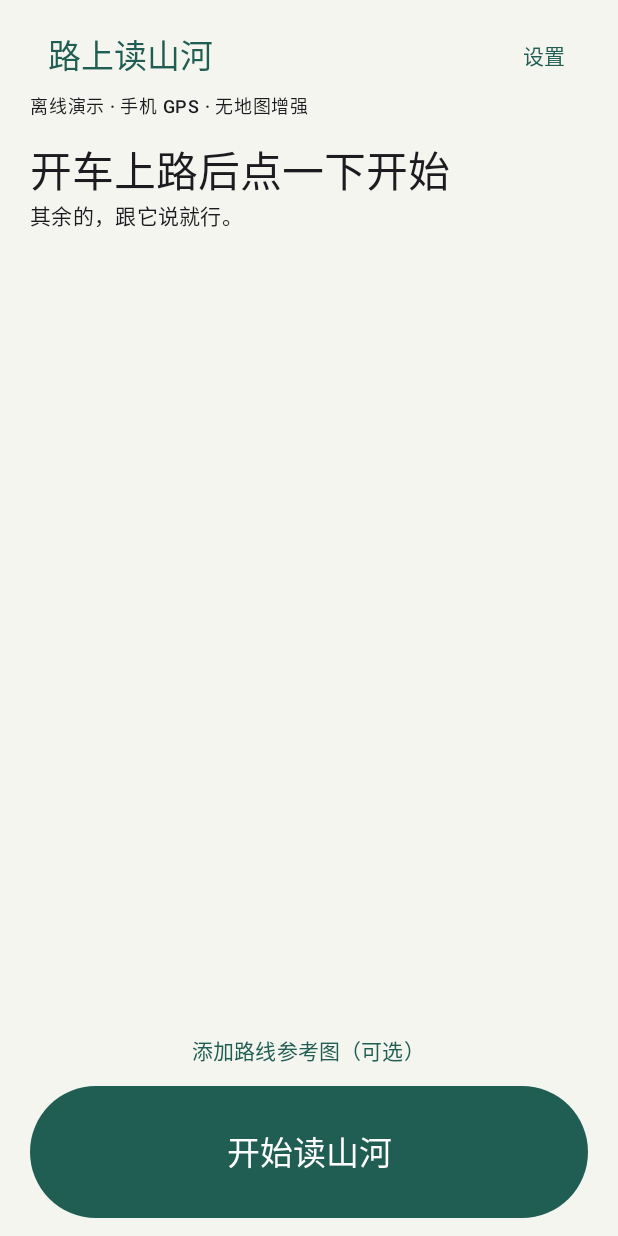
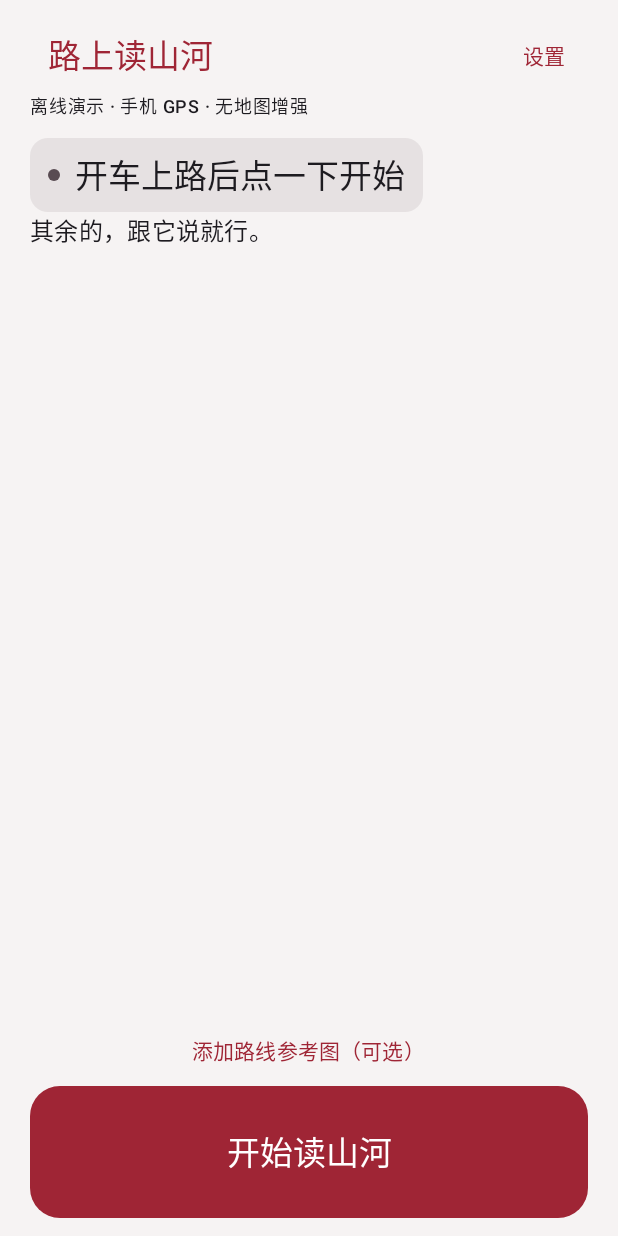
Before and after one commit to shimao1115/KITT, an Android app built with Jetpack Compose: the screen it shows after launch (MainActivity), on a phone screen of 412 x 824 dp. Run offline under Robolectric (Android 15) with nearby library versions, the phone set to English and light mode, and no system bars.

Commit message:
V0.2 Phase E: polish KITT states and package combined acceptance

```diff
--- a/app/build.gradle.kts
+++ b/app/build.gradle.kts
@@ -10,8 +10,8 @@ android {
         applicationId = "com.kitt.reader"
         minSdk = 26
         targetSdk = 35
-        versionCode = 1
-        versionName = "0.1.0"
+        versionCode = 2
+        versionName = "0.2.0"
     }
     buildFeatures { compose = true; buildConfig = true }
     compileOptions {
--- a/app/src/main/java/com/kitt/reader/DrivingScreen.kt
+++ b/app/src/main/java/com/kitt/reader/DrivingScreen.kt
@@ -1,11 +1,15 @@
 package com.kitt.reader
 
 import androidx.compose.foundation.layout.*
+import androidx.compose.foundation.background
+import androidx.compose.foundation.shape.CircleShape
+import androidx.compose.foundation.shape.RoundedCornerShape
 import androidx.compose.material3.*
 import androidx.compose.runtime.Composable
 import androidx.compose.ui.Alignment
 import androidx.compose.ui.Modifier
 import androidx.compose.ui.text.style.TextOverflow
+import androidx.compose.ui.platform.testTag
 import androidx.compose.ui.unit.dp
 
 @Composable
@@ -13,24 +17,25 @@ fun DrivingScreen(journey: Journey, sourceLabel: String, onStart: () -> Unit, on
     onEnd: () -> Unit, onSettings: () -> Unit, onDeveloper: () -> Unit, voiceDetail: VoiceDetail = VoiceDetail(),
     onRouteImage: () -> Unit = {}, routeNotice: String = "", onClearRoute: () -> Unit = {}, onVisualTalk: () -> Unit = {}) {
     BoxWithConstraints(Modifier.fillMaxSize()) {
+        val availableHeight = maxHeight
         if (maxWidth > maxHeight) {
             Row(Modifier.fillMaxSize().safeDrawingPadding().padding(16.dp), horizontalArrangement = Arrangement.spacedBy(24.dp)) {
                 Column(Modifier.weight(1f)) {
                     Row { TextButton(onDeveloper) { Text("路上读山河") }; TextButton(onSettings) { Text("设置") } }
                     Text(sourceLabel, maxLines = 2, overflow = TextOverflow.Ellipsis, style = MaterialTheme.typography.labelMedium)
-                    Text(stateLabel(journey), style = MaterialTheme.typography.headlineSmall)
-                    Text(placeLabel(journey), maxLines = 2, overflow = TextOverflow.Ellipsis)
+                    JourneyStatus(journey)
+                    Text(placeLabel(journey), maxLines = 2, overflow = TextOverflow.Ellipsis, style = MaterialTheme.typography.titleMedium)
                     VoiceIndicator(journey.state, voiceDetail, Modifier.fillMaxWidth().height(64.dp))
-                    Text(journey.topic, maxLines = 2, overflow = TextOverflow.Ellipsis)
-                    if (journey.isQuiet) Text(quietLabel(journey))
+                    Text(if (journey.isQuiet) quietLabel(journey) else journey.topic, maxLines = 2,
+                        overflow = TextOverflow.Ellipsis, style = MaterialTheme.typography.titleLarge)
                     if (journey.notice.isNotBlank()) Text(journey.notice, maxLines = 2)
                 }
                 Column(Modifier.weight(1.2f).fillMaxHeight(), verticalArrangement = Arrangement.Bottom) {
-                    DrivingControls(journey, onStart, onSpeak, onEnd, onRouteImage, routeNotice, onClearRoute, onVisualTalk)
+                    DrivingControls(journey, onStart, onSpeak, onEnd, onRouteImage, routeNotice, onClearRoute, onVisualTalk, compact = availableHeight < 400.dp)
                 }
             }
         } else PortraitDrivingScreen(journey, sourceLabel, onStart, onSpeak, onEnd, onSettings, onDeveloper, voiceDetail,
-            onRouteImage, routeNotice, onClearRoute, onVisualTalk)
+            onRouteImage, routeNotice, onClearRoute, onVisualTalk, compact = maxHeight < 700.dp)
     }
 }
 
@@ -50,33 +55,51 @@ private fun quietLabel(journey: Journey) = if (journey.quietRemaining == Long.MA
     "剩余 ${journey.quietRemaining / 60000}:${((journey.quietRemaining / 1000) % 60).toString().padStart(2, '0')}"
 
 @Composable
+private fun JourneyStatus(journey: Journey) {
+    val accent = when (journey.state) {
+        JourneyState.SPEAKING -> MaterialTheme.colorScheme.tertiary
+        JourneyState.LISTENING -> MaterialTheme.colorScheme.primary
+        JourneyState.QUIET -> MaterialTheme.colorScheme.secondary
+        else -> MaterialTheme.colorScheme.onSurfaceVariant
+    }
+    Surface(color = accent.copy(alpha = 0.10f), shape = RoundedCornerShape(12.dp),
+        modifier = Modifier.testTag("journey-state-${journey.state.name}")) {
+        Row(Modifier.padding(horizontal = 12.dp, vertical = 8.dp), verticalAlignment = Alignment.CenterVertically,
+            horizontalArrangement = Arrangement.spacedBy(10.dp)) {
+            Box(Modifier.size(8.dp).background(accent, CircleShape))
+            Text(stateLabel(journey), style = MaterialTheme.typography.titleLarge, maxLines = 1, overflow = TextOverflow.Ellipsis)
+        }
+    }
+}
+
+@Composable
 private fun PortraitDrivingScreen(journey: Journey, sourceLabel: String, onStart: () -> Unit, onSpeak: () -> Unit,
     onEnd: () -> Unit, onSettings: () -> Unit, onDeveloper: () -> Unit, voiceDetail: VoiceDetail,
-    onRouteImage: () -> Unit, routeNotice: String, onClearRoute: () -> Unit, onVisualTalk: () -> Unit) {
+    onRouteImage: () -> Unit, routeNotice: String, onClearRoute: () -> Unit, onVisualTalk: () -> Unit, compact: Boolean) {
     Column(Modifier.fillMaxSize().safeDrawingPadding().padding(horizontal = 20.dp, vertical = 12.dp)) {
         Row(Modifier.fillMaxWidth(), verticalAlignment = Alignment.CenterVertically) {
             TextButton(onDeveloper) { Text("路上读山河", style = MaterialTheme.typography.titleLarge) }
             Spacer(Modifier.weight(1f)); TextButton(onSettings) { Text("设置") }
         }
         Text(sourceLabel, style = MaterialTheme.typography.labelMedium, maxLines = 2, overflow = TextOverflow.Ellipsis)
-        Spacer(Modifier.height(12.dp))
-        Text(stateLabel(journey), style = MaterialTheme.typography.headlineMedium)
-        Text(placeLabel(journey), maxLines = 2, overflow = TextOverflow.Ellipsis,
-            style = MaterialTheme.typography.bodyMedium)
+        Spacer(Modifier.height(if (compact) 8.dp else 12.dp))
+        JourneyStatus(journey)
+        Text(placeLabel(journey), maxLines = if (compact) 1 else 2, overflow = TextOverflow.Ellipsis,
+            style = MaterialTheme.typography.titleMedium)
         Spacer(Modifier.weight(1f))
-        VoiceIndicator(journey.state, voiceDetail, Modifier.fillMaxWidth().height(80.dp))
+        VoiceIndicator(journey.state, voiceDetail, Modifier.fillMaxWidth().height(if (compact) 48.dp else 80.dp))
         if (journey.isQuiet) {
             Text(quietLabel(journey), style = MaterialTheme.typography.headlineSmall)
-        } else Text(journey.topic, style = MaterialTheme.typography.headlineSmall, maxLines = 2, overflow = TextOverflow.Ellipsis)
+        } else Text(journey.topic, style = MaterialTheme.typography.titleLarge, maxLines = 2, overflow = TextOverflow.Ellipsis)
         if (journey.notice.isNotBlank()) Text(journey.notice, maxLines = 2, style = MaterialTheme.typography.bodyMedium)
         Spacer(Modifier.weight(1f))
-        DrivingControls(journey, onStart, onSpeak, onEnd, onRouteImage, routeNotice, onClearRoute, onVisualTalk)
+        DrivingControls(journey, onStart, onSpeak, onEnd, onRouteImage, routeNotice, onClearRoute, onVisualTalk, compact)
     }
 }
 
 @Composable
 private fun DrivingControls(journey: Journey, onStart: () -> Unit, onSpeak: () -> Unit, onEnd: () -> Unit,
-    onRouteImage: () -> Unit, routeNotice: String, onClearRoute: () -> Unit, onVisualTalk: () -> Unit) {
+    onRouteImage: () -> Unit, routeNotice: String, onClearRoute: () -> Unit, onVisualTalk: () -> Unit, compact: Boolean = false) {
     Column {
         if (!journey.running) {
             TextButton(onRouteImage, Modifier.fillMaxWidth().heightIn(min = 48.dp)) { Text("添加路线参考图（可选）") }
@@ -84,19 +107,19 @@ private fun DrivingControls(journey: Journey, onStart: () -> Unit, onSpeak: () -
                 Text(routeNotice, maxLines = 2, overflow = TextOverflow.Ellipsis, style = MaterialTheme.typography.bodySmall)
                 TextButton(onClearRoute) { Text("清除路线参考") }
             }
-            Button(onStart, Modifier.fillMaxWidth().height(88.dp)) { Text("开始读山河", style = MaterialTheme.typography.titleLarge) }
+            Button(onStart, Modifier.fillMaxWidth().height(if (compact) 80.dp else 88.dp), shape = RoundedCornerShape(20.dp)) { Text("开始读山河", style = MaterialTheme.typography.titleLarge) }
         } else {
-            Button(if (journey.isQuiet) journey::resume else onSpeak, Modifier.fillMaxWidth().height(88.dp)) {
+            Button(if (journey.isQuiet) journey::resume else onSpeak, Modifier.fillMaxWidth().height(if (compact) 80.dp else 88.dp), shape = RoundedCornerShape(20.dp)) {
                 Text(if (journey.isQuiet) "结束安静" else "说点什么", style = MaterialTheme.typography.titleLarge)
             }
             Spacer(Modifier.height(12.dp))
             Row(horizontalArrangement = Arrangement.spacedBy(12.dp)) {
-                OutlinedButton(journey::skip, Modifier.weight(1f).height(64.dp)) { Text("跳过") }
-                OutlinedButton({ journey.quiet() }, Modifier.weight(1f).height(64.dp)) { Text("安静一会儿") }
+                OutlinedButton(journey::skip, Modifier.weight(1f).height(if (compact) 56.dp else 64.dp), shape = RoundedCornerShape(16.dp)) { Text("跳过") }
+                OutlinedButton({ journey.quiet() }, Modifier.weight(1f).height(if (compact) 56.dp else 64.dp), shape = RoundedCornerShape(16.dp)) { Text("安静一会儿") }
             }
             Row {
-                TextButton(onVisualTalk, Modifier.weight(1f).height(56.dp)) { Text("旅途看图") }
-                TextButton(onEnd, Modifier.weight(1f).height(56.dp)) { Text("结束旅程") }
+                TextButton(onVisualTalk, Modifier.weight(1f).height(if (compact) 48.dp else 56.dp)) { Text("旅途看图", color = MaterialTheme.colorScheme.secondary) }
+                TextButton(onEnd, Modifier.weight(1f).height(if (compact) 48.dp else 56.dp)) { Text("结束旅程") }
             }
         }
     }
--- /dev/null
+++ b/app/src/main/java/com/kitt/reader/KittTheme.kt
@@ -0,0 +1,25 @@
+package com.kitt.reader
+
+import androidx.compose.foundation.isSystemInDarkTheme
+import androidx.compose.material3.*
+import androidx.compose.runtime.Composable
+import androidx.compose.ui.graphics.Color
+
+/** Black/red at night; a high-contrast warm light surface in daylight. */
+@Composable
+fun KittTheme(content: @Composable () -> Unit) {
+    val colors = if (isSystemInDarkTheme()) darkColorScheme(
+        primary = Color(0xFFFF737B), onPrimary = Color(0xFF30070C),
+        primaryContainer = Color(0xFF421A20), onPrimaryContainer = Color(0xFFFFDADD),
+        secondary = Color(0xFFC5C8D0), tertiary = Color(0xFFFF4B57),
+        background = Color(0xFF090B0F), surface = Color(0xFF101218),
+        onSurface = Color(0xFFF3F1F3), onSurfaceVariant = Color(0xFFC3BBC0), outline = Color(0xFF93868D)
+    ) else lightColorScheme(
+        primary = Color(0xFF9F2535), onPrimary = Color.White,
+        primaryContainer = Color(0xFFFFDADD), onPrimaryContainer = Color(0xFF3B0710),
+        secondary = Color(0xFF555E6E), tertiary = Color(0xFFBB2535),
+        background = Color(0xFFF6F3F3), surface = Color(0xFFF6F3F3),
+        onSurface = Color(0xFF1E1A20), onSurfaceVariant = Color(0xFF594B52), outline = Color(0xFF86747D)
+    )
+    MaterialTheme(colorScheme = colors, content = content)
+}
--- a/app/src/main/java/com/kitt/reader/MainActivity.kt
+++ b/app/src/main/java/com/kitt/reader/MainActivity.kt
@@ -12,12 +12,10 @@ import androidx.activity.compose.setContent
 import androidx.activity.compose.BackHandler
 import androidx.activity.result.contract.ActivityResultContracts
 import androidx.activity.result.PickVisualMediaRequest
-import androidx.compose.foundation.isSystemInDarkTheme
 import androidx.compose.foundation.layout.*
 import androidx.compose.material3.*
 import androidx.compose.runtime.*
 import androidx.compose.ui.Modifier
-import androidx.compose.ui.graphics.Color
 import androidx.core.content.ContextCompat
 import androidx.core.app.NotificationManagerCompat
 import kotlinx.coroutines.Dispatchers
@@ -72,8 +70,7 @@ class MainActivity : ComponentActivity() {
             BackHandler(enabled = settings) { settings = false }
             var unavailableSettings by remember { mutableStateOf(false) }
             var developerText by remember { mutableStateOf("") }
-            MaterialTheme(colorScheme = if (isSystemInDarkTheme()) darkColorScheme(primary = Color(0xFF9BD2C0)) else
-                lightColorScheme(primary = Color(0xFF205D52), surface = Color(0xFFF4F5EF))) {
+            KittTheme {
                 Surface(Modifier.fillMaxSize()) {
                     val summary = runtime.summary
                     if (settings) SettingsScreen(runtime, NotificationManagerCompat.from(this).areNotificationsEnabled(), {
--- a/app/src/main/java/com/kitt/reader/VisualTalkDialog.kt
+++ b/app/src/main/java/com/kitt/reader/VisualTalkDialog.kt
@@ -6,6 +6,9 @@ import androidx.activity.compose.rememberLauncherForActivityResult
 import androidx.activity.result.PickVisualMediaRequest
 import androidx.activity.result.contract.ActivityResultContracts
 import androidx.compose.foundation.layout.Column
+import androidx.compose.foundation.rememberScrollState
+import androidx.compose.foundation.verticalScroll
+import androidx.compose.ui.Modifier
 import androidx.compose.material3.*
 import androidx.compose.runtime.*
 import androidx.compose.ui.platform.LocalContext
@@ -39,7 +42,7 @@ fun VisualTalkDialog(runtime: KittRuntime) {
     }
     AlertDialog(onDismissRequest = visual::clear,
         title = { Text("旅途看图") }, text = {
-            Column {
+            Column(Modifier.verticalScroll(rememberScrollState())) {
                 Text("由乘客操作，或停车后使用。图片仅用于这次问答。")
                 TextButton({
                     try {
--- a/app/src/main/java/com/kitt/reader/VoiceIndicator.kt
+++ b/app/src/main/java/com/kitt/reader/VoiceIndicator.kt
@@ -47,6 +47,8 @@ fun VoiceIndicator(state: JourneyState, detail: VoiceDetail, modifier: Modifier
             val color = MaterialTheme.colorScheme.tertiary
             Canvas(modifier.testTag("speaking-indicator").semantics { contentDescription = "正在讲述，语音播放中" }) {
                 val width = size.width * 0.8f; val start = size.width * 0.1f
+                drawRoundRect(color.copy(alpha = 0.07f), Offset(start + position * width * 0.7f, size.height * 0.24f),
+                    Size(width * 0.3f, size.height * 0.52f), CornerRadius(size.height))
                 drawRoundRect(color.copy(alpha = 0.18f), Offset(start, size.height * 0.42f),
                     Size(width, size.height * 0.16f), CornerRadius(size.height))
                 drawRoundRect(color, Offset(start + position * width * 0.7f, size.height * 0.35f),
--- a/app/src/main/res/values/styles.xml
+++ b/app/src/main/res/values/styles.xml
@@ -2,7 +2,7 @@
     <style name="AppTheme" parent="android:style/Theme.Material.Light.NoActionBar">
         <item name="android:fontFamily">sans</item>
         <item name="android:windowLightStatusBar">false</item>
-        <item name="android:statusBarColor">#102D2C</item>
-        <item name="android:navigationBarColor">#102D2C</item>
+        <item name="android:statusBarColor">#090B0F</item>
+        <item name="android:navigationBarColor">#090B0F</item>
     </style>
 </resources>
```
Also changed, not shown: 4 other files.
